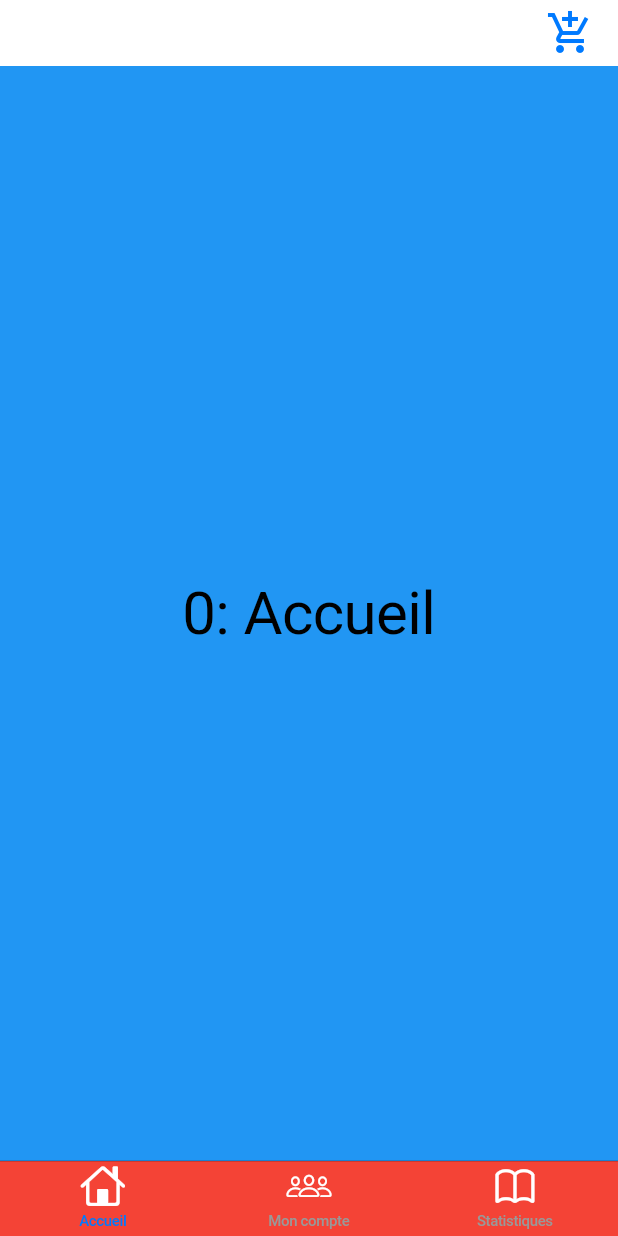
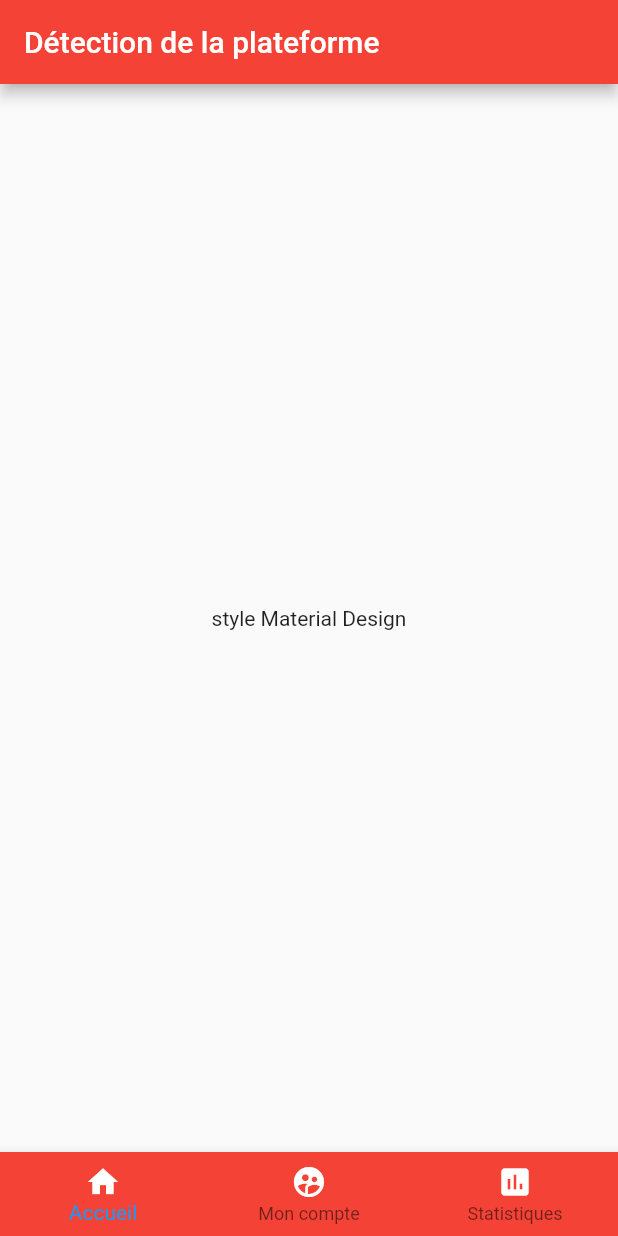
Before and after one commit to MrGreen0000/learn_dart_flutter_december2022, a Flutter app: the screen it shows after launch, on a phone screen of 412 x 824 dp. Run offline on Flutter 3.47's test engine with Material 2 defaults, Android fonts, the phone set to English and light mode, and no system bars.

Commit message:
learn detection plateforme flutter

```diff
--- a/lib/main.dart
+++ b/lib/main.dart
@@ -1,121 +1,109 @@
+import 'dart:io';
 import 'package:flutter/cupertino.dart';
 import 'package:flutter/material.dart';
 
 void main() {
-  runApp(const CupertinoTabBarApp());
+  runApp(const MyApp());
 }
 
-class CupertinoTabBarApp extends StatelessWidget {
-  const CupertinoTabBarApp({super.key});
+class MyApp extends StatelessWidget {
+  const MyApp({super.key});
 
   @override
   Widget build(BuildContext context) {
-    return const CupertinoApp(
+    return MaterialApp(
       title: 'Flutter Demo',
-      theme: CupertinoThemeData(brightness: Brightness.light),
-      home: MyHomePage(title: 'Flutter Demo Home Page'),
+      theme: ThemeData(primarySwatch: Colors.blue),
+      home: const MyHomePage(title: 'Détection de la plateforme'),
       debugShowCheckedModeBanner: false,
     );
   }
 }
 
-class MyHomePage extends StatelessWidget {
+class MyHomePage extends StatefulWidget {
   const MyHomePage({super.key, required this.title});
 
   final String title;
 
   @override
+  State<MyHomePage> createState() => _MyHomePageState();
+}
+
+class _MyHomePageState extends State<MyHomePage> {
+  @override
   Widget build(BuildContext context) {
+    return Platform.isAndroid ? material() : cupertino();
+  }
+
+  Widget material() {
+    return Scaffold(
+      appBar: AppBar(
+        title: Text(widget.title),
+        backgroundColor: Colors.red,
+      ),
+      body: Center(
+        child: Column(
+          mainAxisAlignment: MainAxisAlignment.center,
+          children: const [Text('style Material Design')],
+        ),
+      ),
+      bottomNavigationBar: BottomNavigationBar(
+        items: const <BottomNavigationBarItem>[
+          BottomNavigationBarItem(
+            icon: Icon(
+              Icons.home,
+              color: Colors.white,
+            ),
+            label: 'Accueil',
+          ),
+          BottomNavigationBarItem(
+            icon: Icon(
+              Icons.supervised_user_circle,
+              color: Colors.white,
+            ),
+            label: 'Mon compte',
+          ),
+          BottomNavigationBarItem(
+            icon: Icon(
+              Icons.assessment,
+              color: Colors.white,
+            ),
+            label: 'Statistiques',
+          ),
+        ],
+        backgroundColor: Colors.red,
+      ),
+    );
+  }
+
+  Widget cupertino() {
     return CupertinoPageScaffold(
-      navigationBar: const CupertinoNavigationBar(
-        leading: Icon(
+      child: Center(
+        child: Column(
+          mainAxisAlignment: MainAxisAlignment.center,
+          children: const [
+            Text(
+              'style Cupertino',
+              style: TextStyle(fontSize: 20.0, decoration: TextDecoration.none),
+            ),
+          ],
+        ),
+      ),
+      navigationBar: CupertinoNavigationBar(
+        leading: const Icon(
           Icons.arrow_back_ios,
           color: Colors.white,
         ),
         automaticallyImplyLeading: true,
         middle: Text(
-          'Titre de la page',
-          style: TextStyle(color: Colors.white),
+          widget.title,
+          style: const TextStyle(color: Colors.white),
         ),
-        trailing: Icon(Icons.add_shopping_cart),
+        trailing: const Icon(
+          Icons.add_shopping_cart,
+          color: Colors.white,
+        ),
         backgroundColor: Colors.red,
-      ),
-      child: CupertinoTabScaffold(
-        tabBar: CupertinoTabBar(
-          backgroundColor: Colors.red,
-          items: const <BottomNavigationBarItem>[
-            BottomNavigationBarItem(
-                icon: Icon(
-                  CupertinoIcons.home,
-                  color: Colors.white,
-                ),
-                label: ('Accueil')),
-            BottomNavigationBarItem(
-                icon: Icon(
-                  CupertinoIcons.group,
-                  color: Colors.white,
-                ),
-                label: ('Mon compte')),
-            BottomNavigationBarItem(
-              icon: Icon(
-                CupertinoIcons.book,
-                color: Colors.white,
-              ),
-              label: ('Statistiques'),
-            ),
-          ],
-        ),
-        tabBuilder: (context, index) {
-          switch (index) {
-            case 0:
-              return CupertinoTabView(builder: (context) {
-                return CupertinoPageScaffold(
-                    backgroundColor: Colors.blue,
-                    child: Center(
-                      child: Column(
-                        mainAxisAlignment: MainAxisAlignment.center,
-                        children: [
-                          Text(
-                            '$index: Accueil',
-                            style: const TextStyle(fontSize: 40.0),
-                          )
-                        ],
-                      ),
-                    ));
-              });
-            case 1:
-              return CupertinoTabView(builder: (context) {
-                return CupertinoPageScaffold(
-                    backgroundColor: Colors.green,
-                    child: Center(
-                      child: Column(
-                        mainAxisAlignment: MainAxisAlignment.center,
-                        children: [
-                          Text(
-                            '$index: Mon compte',
-                            style: const TextStyle(fontSize: 40.0),
-                          ),
-                        ],
-                      ),
-                    ));
-              });
-            case 2:
-              return CupertinoTabView(builder: (context) {
-                return CupertinoPageScaffold(
-                    backgroundColor: Colors.amber,
-                    child: Center(
-                      child: Column(
-                        mainAxisAlignment: MainAxisAlignment.center,
-                        children: [
-                          Text('$index: Statistiques',
-                              style: const TextStyle(fontSize: 40.0))
-                        ],
-                      ),
-                    ));
-              });
-          }
-          throw '';
-        },
       ),
     );
   }
```
Also changed, not shown: 1 other file.
